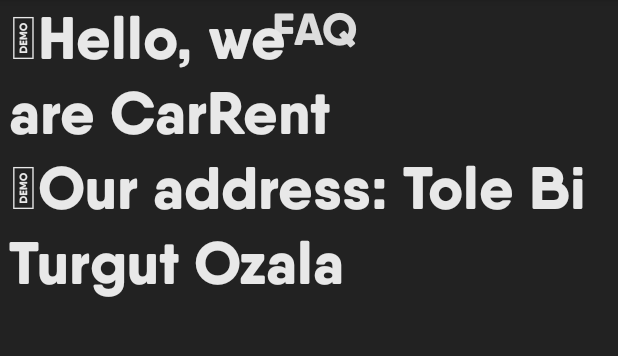
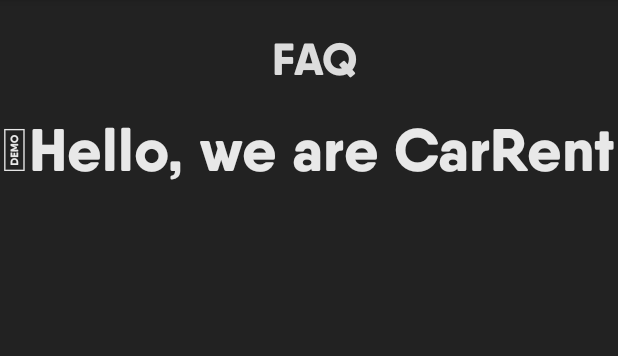
Before and after one commit to h200103012/CarRental1, an Android app: the fragment faqFragment shown on its own in the app's theme, on a phone screen of 412 x 824 dp, the part 84-440 px from its top. Run offline under Robolectric (Android 15) with nearby library versions, the phone set to English and light mode, and no system bars.

```diff
--- a/app/src/main/java/com/example/carrental/discountFragment.kt
+++ b/app/src/main/java/com/example/carrental/discountFragment.kt
@@ -1,4 +1,5 @@
 package com.example.carrental
+
 
 import android.os.Bundle
 import android.view.LayoutInflater
@@ -12,4 +13,6 @@ class discountFragment: Fragment(){
     ): View? {
         return inflater.inflate(R.layout.skydka, container, false)
     }
+
+
 }
--- a/app/src/main/res/layout/help.xml
+++ b/app/src/main/res/layout/help.xml
@@ -11,26 +11,29 @@
         android:layout_width="200dp"
         android:layout_height="50dp"
         android:layout_marginStart="110dp"
+        android:layout_marginTop="20dp"
         android:layout_marginEnd="175dp"
         android:fontFamily="@font/qanelas"
-        android:text="FAQ"
+        android:text="@string/faq"
         android:textAlignment="center"
         android:textColor="#DCDCDC"
         android:textSize="30sp"
         app:layout_constraintEnd_toEndOf="parent"
         app:layout_constraintHorizontal_bias="0.0"
         app:layout_constraintStart_toStartOf="parent"
-        tools:layout_editor_absoluteY="50dp" />
+        app:layout_constraintTop_toTopOf="parent" />
 
     <TextView
         android:id="@+id/textView4"
-        android:layout_width="400dp"
-        android:layout_height="400dp"
+        android:layout_width="wrap_content"
+        android:layout_height="wrap_content"
+        android:layout_marginTop="4dp"
         android:fontFamily="@font/qanelas"
-        android:text="-Hello, we are CarRent                      -Our address: Tole Bi Turgut Ozala     "
+        android:text="@string/faqtext"
         android:textColor="#E8E8E8"
         android:textSize="40sp"
         app:layout_constraintEnd_toEndOf="parent"
+        app:layout_constraintHorizontal_bias="0.0"
         app:layout_constraintStart_toStartOf="parent"
-        tools:layout_editor_absoluteY="125dp" />
+        app:layout_constraintTop_toBottomOf="@+id/textView3" />
 </androidx.constraintlayout.widget.ConstraintLayout>
--- a/app/src/main/res/values/strings.xml
+++ b/app/src/main/res/values/strings.xml
@@ -5,4 +5,7 @@
     <string name="catalog">Catalog</string>
     <string name="logo">Logo</string>
     <string name="roll">ROLL</string>
+    <string name="faq">FAQ</string>
+    <string name="faqtext">-Hello, we are CarRent </string>
+
 </resources>
```
Also changed, not shown: app/src/main/java/com/example/carrental/MainActivity.kt (+0 -7 lines), app/src/main/res/layout/catalog.xml (+16 -34 lines), app/src/main/res/navigation/navigation.xml (+18 -5 lines).
